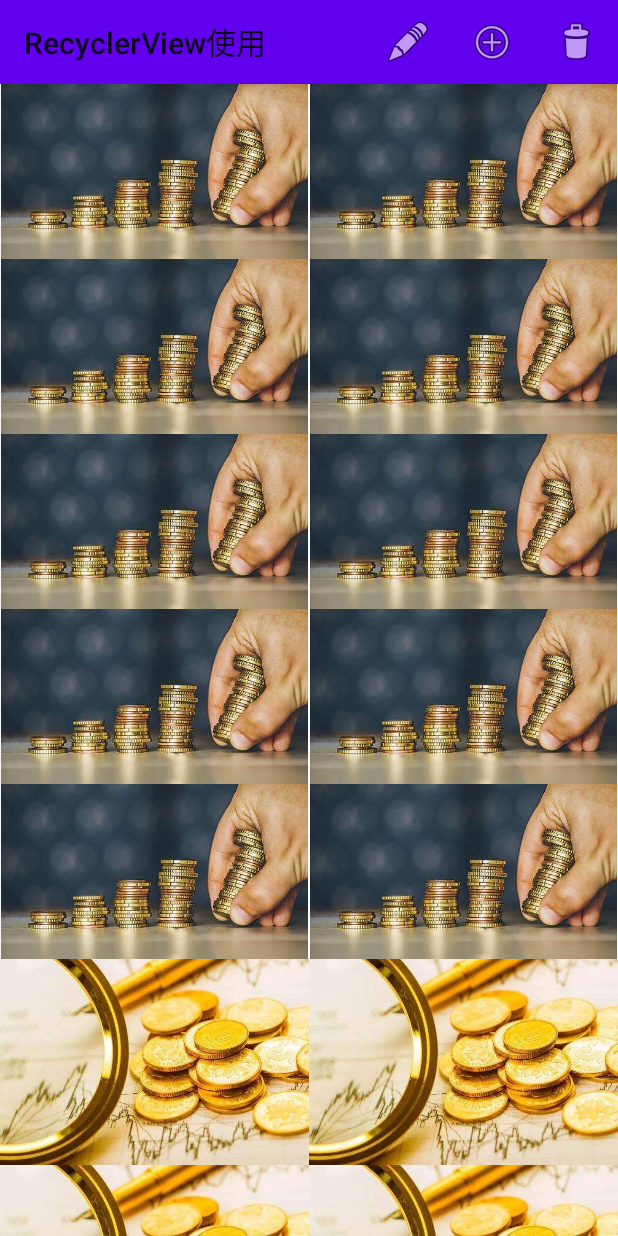
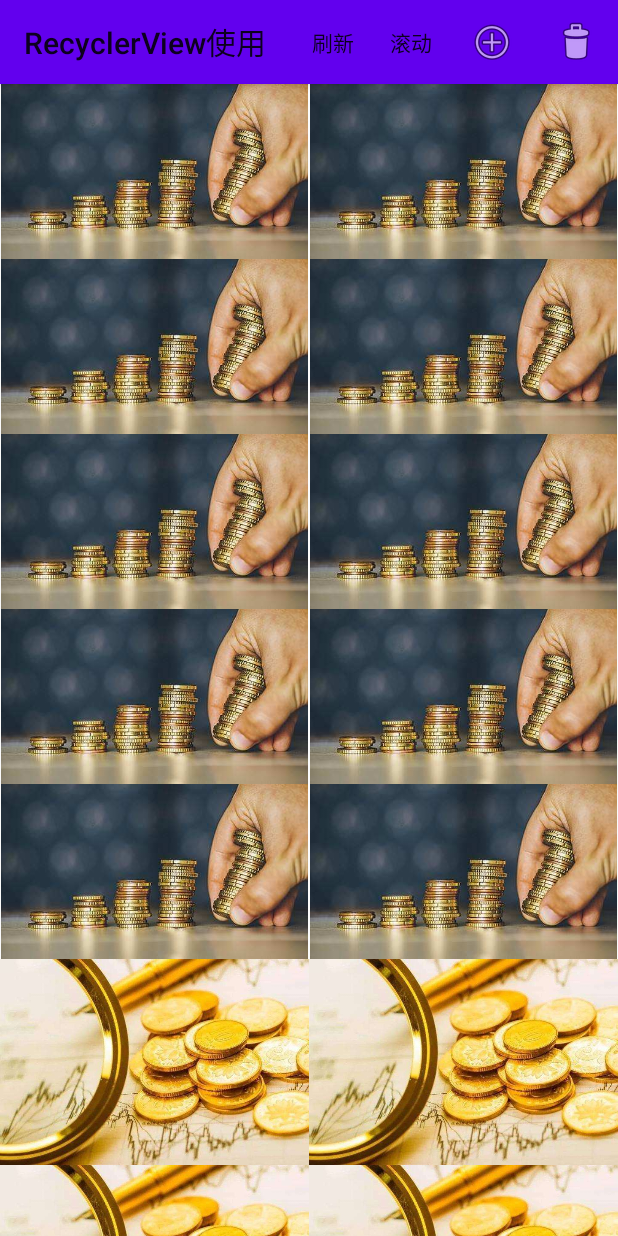
Before and after one commit to First-Time/RecyclerViewDemo, an Android app: the screen it shows after launch (MainActivity), after a tap on "刷新", on a phone screen of 412 x 824 dp. Run offline under Robolectric (Android 15) with nearby library versions, the phone set to English and light mode, and no system bars; libraries missing offline, so code that uses them is left out: jp.wasabeef.recyclerview; 1 statement that could not run was skipped.

Commit message:
[feature]增加滚动。

```diff
--- a/app/src/main/java/com/lyf/recyclerview/main/MainActivity.kt
+++ b/app/src/main/java/com/lyf/recyclerview/main/MainActivity.kt
@@ -4,7 +4,6 @@ import android.os.Bundle
 import android.view.Menu
 import android.view.MenuItem
 import android.view.View
-import android.view.animation.OvershootInterpolator
 import android.widget.Toast
 import androidx.appcompat.app.AppCompatActivity
 import androidx.recyclerview.widget.RecyclerView
@@ -387,9 +386,10 @@ class MainActivity : AppCompatActivity() {
     override fun onOptionsItemSelected(item: MenuItem): Boolean {
         when (item.itemId) {
             R.id.action_refresh -> {
-                println("imageResList.size = ${imageResList.size}")
-                println("myAdapter.images.size = ${myAdapter.images.size}")
                 myAdapter.notifyDataSetChanged()
+            }
+            R.id.action_scroll -> {
+                (myLayoutManager as StaggeredGridLayoutManager).scrollToPositionWithOffset(20, 0)
             }
             R.id.action_add -> {
                 myAdapter.addData(4)
--- a/app/src/main/res/menu/menu_main.xml
+++ b/app/src/main/res/menu/menu_main.xml
@@ -3,8 +3,11 @@
     xmlns:app="http://schemas.android.com/apk/res-auto">
     <item
         android:id="@+id/action_refresh"
-        android:icon="@android:drawable/ic_menu_edit"
         android:title="刷新"
+        app:showAsAction="always" />
+    <item
+        android:id="@+id/action_scroll"
+        android:title="滚动"
         app:showAsAction="always" />
 
     <item
```
